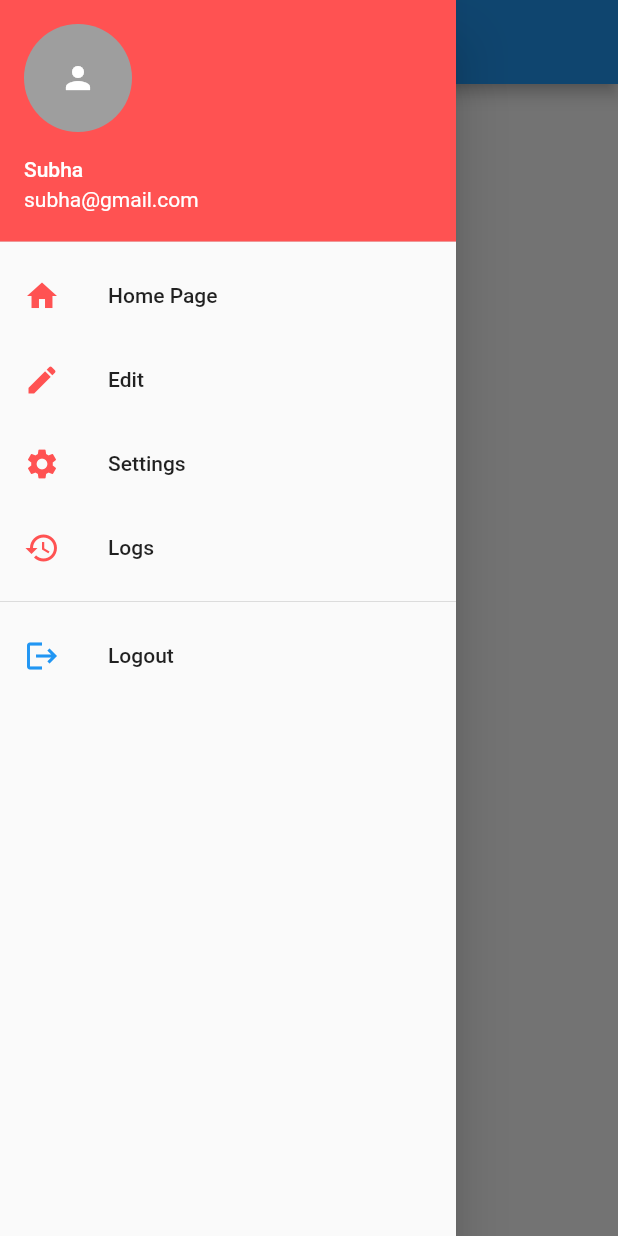
After one commit to subhasubi/health_tacker, a Flutter app: the Home screen opened directly, after a tap on the "menu" icon, on a phone screen of 412 x 824 dp. The commit adds this screen. Run offline on Flutter 3.47's test engine with Material 2 defaults, Android fonts, the phone set to English and light mode, and no system bars; our stand-ins replace cloud_firestore, firebase_auth, firebase_core, firebase_database, font_awesome_flutter, google_sign_in; accounts and stored records are empty.

```diff
--- /dev/null
+++ b/lib/Pages/Home.dart
@@ -0,0 +1,106 @@
+import 'package:flutter/material.dart';
+
+class Home extends StatefulWidget {
+  const Home({Key? key}) : super(key: key);
+
+  @override
+  _HomeState createState() => _HomeState();
+}
+
+class _HomeState extends State<Home> {
+  GlobalKey<ScaffoldState> scaffolaKey = GlobalKey<ScaffoldState>();
+  @override
+  Widget build(BuildContext context) {
+    return Scaffold(
+      key: scaffolaKey,
+      appBar: new AppBar(
+          backgroundColor: Colors.blue,
+          title: Text('Title'),
+          // actions: [
+          //   IconButton(
+          //       onPressed: () {},
+          //       icon: CircleAvatar(
+          //         child: Icon(
+          //           Icons.person,
+          //           color: Colors.white,
+          //         ),
+          //       )),
+          // ],
+          leading: IconButton(
+              onPressed: () {
+                scaffolaKey.currentState!.openDrawer();
+              },
+              icon: Icon(Icons.menu))),
+      drawer: Drawer(
+        child: ListView(
+          children: [
+            UserAccountsDrawerHeader(
+                currentAccountPicture: GestureDetector(
+                  child: CircleAvatar(
+                    backgroundColor: Colors.grey,
+                    child: Icon(
+                      Icons.person,
+                      color: Colors.white,
+                    ),
+                  ),
+                ),
+                decoration: BoxDecoration(color: Colors.redAccent),
+                accountName: Text('Subha'),
+                accountEmail: Text('subha@gmail.com')),
+            InkWell(
+              onTap: () {},
+              child: ListTile(
+                title: Text('Home Page'),
+                leading: Icon(
+                  Icons.home,
+                  color: Colors.redAccent,
+                ),
+              ),
+            ),
+            InkWell(
+              onTap: () {},
+              child: ListTile(
+                title: Text('Edit'),
+                leading: Icon(
+                  Icons.edit,
+                  color: Colors.redAccent,
+                ),
+              ),
+            ),
+            InkWell(
+              onTap: () {},
+              child: ListTile(
+                title: Text('Settings'),
+                leading: Icon(
+                  Icons.settings,
+                  color: Colors.redAccent,
+                ),
+              ),
+            ),
+            InkWell(
+              onTap: () {},
+              child: ListTile(
+                title: Text('Logs'),
+                leading: Icon(
+                  Icons.history,
+                  color: Colors.redAccent,
+                ),
+              ),
+            ),
+            Divider(),
+            InkWell(
+              onTap: () {},
+              child: ListTile(
+                title: Text('Logout'),
+                leading: Icon(
+                  Icons.logout,
+                  color: Colors.blue,
+                ),
+              ),
+            ),
+          ],
+        ),
+      ),
+    );
+  }
+}
--- a/lib/Pages/LoginPage.dart
+++ b/lib/Pages/LoginPage.dart
@@ -2,6 +2,7 @@ import 'package:cloud_firestore/cloud_firestore.dart';
 import 'package:firebase_auth/firebase_auth.dart';
 import 'package:flutter/material.dart';
 import 'package:font_awesome_flutter/font_awesome_flutter.dart';
+import 'package:health_tacker/Pages/HomePage.dart';
 import 'package:health_tacker/Pages/RegisterPage.dart';
 import 'package:health_tacker/widgets/Button.dart';
 import 'package:health_tacker/widgets/LinkButton.dart';
@@ -28,7 +29,14 @@ class _LoginPageState extends State<LoginPage> {
     try {
       UserCredential result = await auth.signInWithEmailAndPassword(
           email: email, password: password);
-      print(result);
+      if (result != null) {
+        Navigator.of(context)
+            .push(MaterialPageRoute(builder: (context) => HomePage()));
+      } else {
+        print('Invalid User');
+      }
+
+      print("$result resulttttttt");
       print(
           '==========================================================================');
     } catch (error) {
@@ -102,7 +110,7 @@ class _LoginPageState extends State<LoginPage> {
                     color: Colors.blueAccent,
                     onPressed: () {
                       print('${_email.text} , ${_password.text}');
-                      loginFunction(_email.text, _password.text);
+                      loginFunction(_email.text.trim(), _password.text.trim());
                     },
                   ),
                   SizedBox(height: 25),
--- a/lib/main.dart
+++ b/lib/main.dart
@@ -7,6 +7,7 @@ import 'package:health_tacker/Pages/RegisterPage.dart';
 import 'package:health_tacker/Pages/WelcomePage.dart';
 import 'package:health_tacker/Test.dart';
 import 'package:provider/provider.dart';
+import 'package:health_tacker/Pages/Home.dart';
 
 void main() async {
   WidgetsFlutterBinding.ensureInitialized();
```
